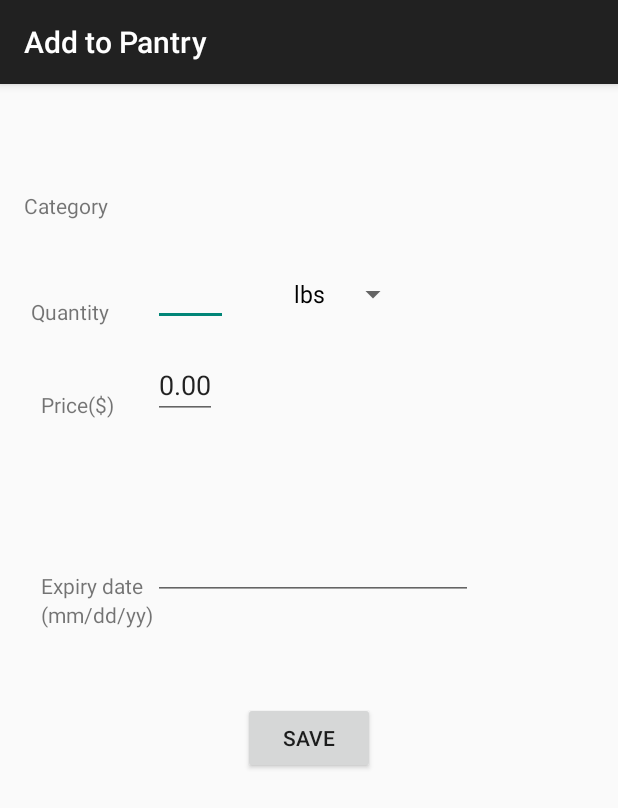
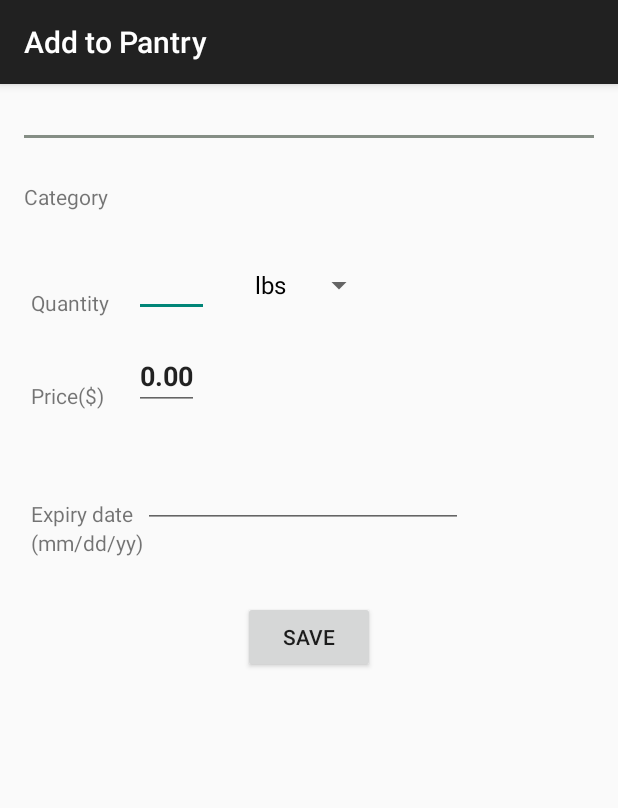
Before and after one commit to namrata-ojha/SmartGroceryTrackerWithFragments, an Android app: the AddToPantryActivity screen opened directly, with no data from a screen before it, on a phone screen of 412 x 824 dp. Shown: the top 808 px of the screen. Run offline under Robolectric (Android 15) with nearby library versions, the phone set to English and light mode, and no system bars; 4 statements that could not run were skipped.

Commit message:
Fixed Date issue and Pantry UI

```diff
--- a/app/src/main/java/com/scu/smartgrocerytracker/SmartGroceryDBHelper.java
+++ b/app/src/main/java/com/scu/smartgrocerytracker/SmartGroceryDBHelper.java
@@ -13,6 +13,9 @@ import com.scu.smartgrocerytracker.constants.Unit;
 import com.scu.smartgrocerytracker.db_helper.PantryDbUtils;
 import com.scu.smartgrocerytracker.pantry.PantryItem;
 import com.scu.smartgrocerytracker.items.Items;
+
+import org.apache.commons.lang3.time.DateFormatUtils;
+import org.apache.commons.lang3.time.DateUtils;
 
 import java.text.DateFormat;
 import java.text.ParseException;
@@ -388,7 +391,7 @@ public class SmartGroceryDBHelper extends SQLiteOpenHelper {
             String categoryName = cursor.getString(2);
             double itemPrice = cursor.getDouble(3);
             String unit = cursor.getString(4);
-            String expDate = cursor.getString(5);
+            long expDate = cursor.getLong(5);
             double quantity = cursor.getDouble(6);
 
             PantryItem pantryItem = new PantryItem();
@@ -396,16 +399,7 @@ public class SmartGroceryDBHelper extends SQLiteOpenHelper {
             pantryItem.setCategory(categoryName);
             pantryItem.setPrice(itemPrice);
             pantryItem.setUnit(Unit.getUnit(unit));
-            DateFormat dateFormat = new SimpleDateFormat("mm/dd/yy");
-            Date expDateFormatted = null;
-            try{
-                expDateFormatted = dateFormat.parse(expDate);
-            }
-            catch(ParseException e) {
-                e.printStackTrace();
-            }
-
-            pantryItem.setExpiryDate(expDateFormatted);
+            pantryItem.setExpiryDate(expDate);
             pantryItem.setTotalQuantity(quantity);
 
             pantryItems.add(pantryItem);
--- a/app/src/main/java/com/scu/smartgrocerytracker/db_helper/PantryDbUtils.java
+++ b/app/src/main/java/com/scu/smartgrocerytracker/db_helper/PantryDbUtils.java
@@ -36,7 +36,7 @@ public class PantryDbUtils {
                     "  %s integer," +
                     "  %s integer," +
                     "  %s text," +
-                    "  %s date," +
+                    "  %s integer," +
                     "  %s integer," +
                     "  %s integer," +
                     "  %s integer," +
@@ -70,7 +70,7 @@ public class PantryDbUtils {
         newValues.put(PRICE_COLUMN, item.getPrice());
         newValues.put(TOTAL_QUANTITY_COLUMN,item.getTotalQuantity());
         newValues.put(UNIT_COLUMN, item.getUnit().toString());
-        newValues.put(EXPIRY_DATE_COLUMN, item.getExpiryDate().toString());
+        newValues.put(EXPIRY_DATE_COLUMN, item.getExpiryDate());
         newValues.put(QUANTITY_USED_COLUMN, item.getQuantityUsed());
       /*  newValues.put(SERVING_QUANTITY_COLUMN, item.getServing().getQuantity());
         newValues.put(SERVING_UNIT_COLUMN, item.getServing().getUnit().toString());
--- a/app/src/main/java/com/scu/smartgrocerytracker/pantry/AddToPantryActivity.java
+++ b/app/src/main/java/com/scu/smartgrocerytracker/pantry/AddToPantryActivity.java
@@ -15,6 +15,8 @@ import com.scu.smartgrocerytracker.SmartGroceryDBHelper;
 import com.scu.smartgrocerytracker.constants.Constants;
 import com.scu.smartgrocerytracker.constants.Unit;
 import com.scu.smartgrocerytracker.items.Items;
+
+import org.apache.commons.lang3.time.DateFormatUtils;
 
 import java.text.DateFormat;
 import java.text.ParseException;
@@ -87,7 +89,7 @@ public class AddToPantryActivity extends AppCompatActivity {
                 Date expiryDate = null;
                 try {
                     expiryDate = dateFormat.parse((((EditText) findViewById(R.id.expiryEditText)).getText().toString()));
-                    pantryItem.setExpiryDate(expiryDate);
+                    pantryItem.setExpiryDate(expiryDate.getTime());
                 } catch (ParseException e) {
                     Log.d("AddToPantryActivity", "Error parsing date");
                     e.printStackTrace();
--- a/app/src/main/java/com/scu/smartgrocerytracker/pantry/PantryItem.java
+++ b/app/src/main/java/com/scu/smartgrocerytracker/pantry/PantryItem.java
@@ -1,6 +1,8 @@
 package com.scu.smartgrocerytracker.pantry;
 
 import com.scu.smartgrocerytracker.constants.Unit;
+
+import org.apache.commons.lang3.time.DateFormatUtils;
 
 import java.util.Date;
 
@@ -17,7 +19,8 @@ public class PantryItem {
     private double quantityUsed;
     //Holds one serving(e.g 1 serving of MILK = 250ml cup)
     private Serving serving;
-    private Date expiryDate;
+    //Expiry date in milliseconds
+    private long expiryDate;
 
 
     public int getItemId() {
@@ -28,11 +31,11 @@ public class PantryItem {
         this.itemId = itemId;
     }
 
-    public Date getExpiryDate() {
+    public long getExpiryDate() {
         return expiryDate;
     }
 
-    public void setExpiryDate(Date expiryDate) {
+    public void setExpiryDate(long expiryDate) {
         this.expiryDate = expiryDate;
     }
 
@@ -92,6 +95,10 @@ public class PantryItem {
         this.quantityUsed = quantityUsed;
     }
 
+    public String getExpiryDateString() {
+        return DateFormatUtils.format(expiryDate,"mm/dd/yy");
+    }
+
     @Override
     public String toString() {
         return "PantryItem{" +
@@ -100,7 +107,7 @@ public class PantryItem {
                 ", price=" + price +
                 ", totalQuantity=" + totalQuantity +
                 ", unit=" + unit +
-                ", expiryDate=" + expiryDate +
+                ", expiryDate=" + getExpiryDateString() +
                 '}';
     }
 }
--- a/app/src/main/java/com/scu/smartgrocerytracker/pantry/PantryListingAdapter.java
+++ b/app/src/main/java/com/scu/smartgrocerytracker/pantry/PantryListingAdapter.java
@@ -8,6 +8,8 @@ import android.widget.ArrayAdapter;
 import android.widget.TextView;
 
 import com.scu.smartgrocerytracker.R;
+
+import org.apache.commons.lang3.time.DateFormatUtils;
 
 import java.util.List;
 
@@ -40,11 +42,8 @@ public class PantryListingAdapter extends ArrayAdapter<PantryItem> {
         TextView quantityTextView = (TextView) row.findViewById(R.id.quantityTextView);
         quantityTextView.setText("("+pantryItem.getTotalQuantity()+""+pantryItem.getUnit()+")");
 
-
         TextView expDateTextView = (TextView) row.findViewById(R.id.expDateTextView);
-        expDateTextView.setText("02/24/16");
-
-
+        expDateTextView.setText(pantryItem.getExpiryDateString());
 
         return row;
     }
--- a/app/src/main/res/layout/content_add_to_pantry.xml
+++ b/app/src/main/res/layout/content_add_to_pantry.xml
@@ -1,5 +1,6 @@
 <?xml version="1.0" encoding="utf-8"?>
 <RelativeLayout xmlns:android="http://schemas.android.com/apk/res/android"
+    xmlns:app="http://schemas.android.com/apk/res-auto"
     xmlns:tools="http://schemas.android.com/tools"
     android:layout_width="match_parent"
     android:layout_height="match_parent"
@@ -7,123 +8,134 @@
     android:paddingLeft="@dimen/activity_horizontal_margin"
     android:paddingRight="@dimen/activity_horizontal_margin"
     android:paddingTop="@dimen/activity_vertical_margin"
-
+    app:layout_behavior="@string/appbar_scrolling_view_behavior"
     tools:context=".pantry.AddToPantryActivity"
     tools:showIn="@layout/activity_add_to_pantry">
 
 
     <TextView
+        android:layout_width="60dp"
+        android:layout_height="20dp"
         android:id="@+id/itemNameTextView"
-        android:layout_width="wrap_content"
-        android:layout_height="40dp"
+        android:textSize="@dimen/abc_text_size_headline_material"
         android:layout_alignParentTop="true"
-        android:layout_marginTop="41dp"
-        android:layout_toEndOf="@+id/categoryTextView"
-        android:layout_toRightOf="@+id/categoryTextView" />
+        android:layout_alignLeft="@+id/unitSpinner"
+        android:layout_alignStart="@+id/unitSpinner" />
+
+    <View
+        android:layout_width="fill_parent"
+        android:layout_height="2dip"
+        android:background="#858e85"
+        android:layout_above="@+id/textView"
+        android:layout_alignParentLeft="true"
+        android:layout_alignParentStart="true" />
 
     <TextView
-        android:id="@+id/quantityTextView"
         android:layout_width="wrap_content"
         android:layout_height="wrap_content"
-        android:layout_alignEnd="@+id/textView"
+        android:text="Quantity"
+        android:id="@+id/quantityTextView"
+        android:layout_marginTop="51dp"
+        android:layout_below="@+id/textView"
         android:layout_alignRight="@+id/textView"
-        android:layout_below="@+id/textView"
-        android:layout_marginTop="51dp"
-        android:text="Quantity" />
+        android:layout_alignEnd="@+id/textView" />
 
     <EditText
-        android:id="@+id/editText"
         android:layout_width="50dp"
         android:layout_height="wrap_content"
+        android:id="@+id/editText"
+        android:inputType="number"
         android:layout_alignBottom="@+id/quantityTextView"
-        android:layout_marginLeft="29dp"
-        android:layout_marginStart="29dp"
-        android:layout_toRightOf="@+id/quantityTextView"
-        android:inputType="number" />
+        android:layout_alignLeft="@+id/priceEditText"
+        android:layout_alignStart="@+id/priceEditText" />
 
     <Spinner
-        android:id="@+id/unitSpinner"
         android:layout_width="wrap_content"
         android:layout_height="wrap_content"
+        android:id="@+id/unitSpinner"
+        android:spinnerMode="dropdown"
         android:layout_alignTop="@+id/editText"
-        android:layout_marginLeft="36dp"
-        android:layout_marginStart="36dp"
-        android:layout_toEndOf="@+id/editText"
-        android:layout_toRightOf="@+id/editText"
-        android:spinnerMode="dropdown" />
+        android:layout_alignRight="@+id/savebutton"
+        android:layout_alignEnd="@+id/savebutton"
+        android:layout_alignLeft="@+id/savebutton"
+        android:layout_alignStart="@+id/savebutton" />
 
     <TextView
-        android:id="@+id/textView"
         android:layout_width="wrap_content"
         android:layout_height="wrap_content"
+        android:text="Category"
+        android:id="@+id/textView"
+        android:layout_below="@+id/itemNameTextView"
         android:layout_alignParentLeft="true"
         android:layout_alignParentStart="true"
-        android:layout_below="@+id/itemNameTextView"
-        android:layout_marginTop="30dp"
-        android:text="Category" />
+        android:layout_marginTop="29dp" />
 
     <TextView
-        android:id="@+id/categoryTextView"
         android:layout_width="wrap_content"
         android:layout_height="wrap_content"
+        android:id="@+id/categoryTextView"
         android:layout_above="@+id/quantityTextView"
         android:layout_alignLeft="@+id/editText"
-        android:layout_alignStart="@+id/editText" />
+        android:layout_alignStart="@+id/editText"
+        android:textStyle="bold" />
 
     <TextView
-        android:id="@+id/priceTextView"
         android:layout_width="wrap_content"
         android:layout_height="wrap_content"
+        android:text="Price($)"
+        android:id="@+id/priceTextView"
+        android:layout_marginTop="40dp"
+        android:layout_below="@+id/unitSpinner"
         android:layout_alignLeft="@+id/expiryTextView"
-        android:layout_alignStart="@+id/expiryTextView"
-        android:layout_below="@+id/unitSpinner"
-        android:layout_marginTop="40dp"
-        android:text="Price($)" />
+        android:layout_alignStart="@+id/expiryTextView" />
 
     <EditText
-        android:id="@+id/priceEditText"
         android:layout_width="wrap_content"
         android:layout_height="wrap_content"
+        android:id="@+id/priceEditText"
+        android:text="0.00"
+        android:textStyle="bold"
         android:layout_above="@+id/expiryTextView"
-        android:layout_alignLeft="@+id/editText"
-        android:layout_alignStart="@+id/editText"
-        android:text="0.00" />
+        android:layout_toRightOf="@+id/expiryTextView"
+        android:layout_toEndOf="@+id/expiryTextView" />
 
     <TextView
-        android:id="@+id/expiryTextView"
         android:layout_width="wrap_content"
         android:layout_height="wrap_content"
+        android:text="Expiry date"
+        android:id="@+id/expiryTextView"
+        android:layout_marginTop="59dp"
+        android:layout_below="@+id/priceTextView"
         android:layout_alignLeft="@+id/textView2"
-        android:layout_alignStart="@+id/textView2"
-        android:layout_below="@+id/priceTextView"
-        android:layout_marginTop="101dp"
-        android:text="Expiry date" />
+        android:layout_alignStart="@+id/textView2" />
 
     <EditText
-        android:id="@+id/expiryEditText"
         android:layout_width="wrap_content"
         android:layout_height="wrap_content"
-        android:layout_alignBottom="@+id/expiryTextView"
-        android:layout_toRightOf="@+id/categoryTextView"
+        android:inputType="date"
         android:ems="10"
-        android:inputType="date" />
+        android:id="@+id/expiryEditText"
+        android:textStyle="bold"
+        android:layout_above="@+id/textView2"
+        android:layout_toRightOf="@+id/textView2"
+        android:layout_toEndOf="@+id/textView2" />
 
     <Button
-        android:id="@+id/savebutton"
         android:layout_width="wrap_content"
         android:layout_height="wrap_content"
-        android:layout_below="@+id/expiryEditText"
-        android:layout_centerHorizontal="true"
-        android:layout_marginTop="68dp"
-        android:text="Save" />
+        android:text="Save"
+        android:id="@+id/savebutton"
+        android:layout_marginTop="29dp"
+        android:layout_below="@+id/textView2"
+        android:layout_centerHorizontal="true" />
 
     <TextView
-        android:id="@+id/textView2"
         android:layout_width="wrap_content"
         android:layout_height="wrap_content"
+        android:text="(mm/dd/yy)"
+        android:id="@+id/textView2"
         android:layout_below="@+id/expiryTextView"
-        android:layout_toLeftOf="@+id/expiryEditText"
-        android:layout_toStartOf="@+id/expiryEditText"
-        android:text="(mm/dd/yy)" />
+        android:layout_alignLeft="@+id/quantityTextView"
+        android:layout_alignStart="@+id/quantityTextView" />
 
 </RelativeLayout>
```
